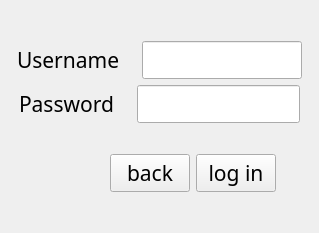
Above: messenger/log_in.ui from SeyedAliamiri/Messenger_cpp-31-_9 before the change. Below: the same form after it.
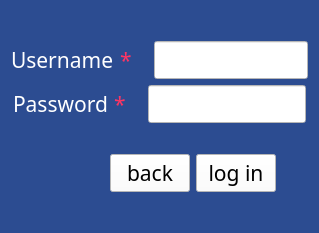
That is the form after the change.

What changed in the file:
```diff
--- a/messenger/log_in.ui
+++ b/messenger/log_in.ui
@@ -26,6 +26,9 @@
    <string>MainWindow</string>
   </property>
   <widget class="QWidget" name="centralwidget">
+   <property name="styleSheet">
+    <string notr="true">background-color: rgb(44, 76, 145);</string>
+   </property>
    <layout class="QVBoxLayout" name="verticalLayout">
     <item>
      <spacer name="verticalSpacer">
@@ -65,8 +68,21 @@
             <pointsize>16</pointsize>
            </font>
           </property>
+          <property name="styleSheet">
+           <string notr="true">color: rgb(255, 255, 255);</string>
+          </property>
           <property name="text">
-           <string>Username   </string>
+           <string>Username</string>
+          </property>
+         </widget>
+        </item>
+        <item>
+         <widget class="QLabel" name="label_3">
+          <property name="styleSheet">
+           <string notr="true">color: rgb(255, 52, 99);</string>
+          </property>
+          <property name="text">
+           <string>*   </string>
           </property>
          </widget>
         </item>
@@ -102,6 +118,9 @@
             <height>30</height>
            </size>
           </property>
+          <property name="styleSheet">
+           <string notr="true">background-color: rgb(255, 255, 255);</string>
+          </property>
           <property name="echoMode">
            <enum>QLineEdit::Normal</enum>
           </property>
@@ -145,8 +164,21 @@
             <pointsize>16</pointsize>
            </font>
           </property>
+          <property name="styleSheet">
+           <string notr="true">color: rgb(255, 255, 255);</string>
+          </property>
           <property name="text">
-           <string>Password   </string>
+           <string>Password</string>
+          </property>
+         </widget>
+        </item>
+        <item>
+         <widget class="QLabel" name="label_4">
+          <property name="styleSheet">
+           <string notr="true">color: rgb(255, 52, 99);</string>
+          </property>
+          <property name="text">
+           <string>*   </string>
           </property>
          </widget>
         </item>
@@ -158,6 +190,9 @@
             <verstretch>0</verstretch>
            </sizepolicy>
           </property>
+          <property name="styleSheet">
+           <string notr="true">background-color: rgb(255, 255, 255);</string>
+          </property>
           <property name="echoMode">
            <enum>QLineEdit::Password</enum>
           </property>
@@ -221,6 +256,10 @@
         </item>
         <item>
          <widget class="QPushButton" name="pushButton_2">
+          <property name="styleSheet">
+           <string notr="true">background-color: rgb(255, 255, 255);
+font: 700 16pt &quot;Berlin Sans FB Demi&quot;;</string>
+          </property>
           <property name="text">
            <string>back</string>
           </property>
@@ -228,6 +267,10 @@
         </item>
         <item>
          <widget class="QPushButton" name="pushButton">
+          <property name="styleSheet">
+           <string notr="true">background-color: rgb(255, 255, 255);
+font: 700 16pt &quot;Berlin Sans FB Demi&quot;;</string>
+          </property>
           <property name="text">
            <string>log in</string>
           </property>
```
